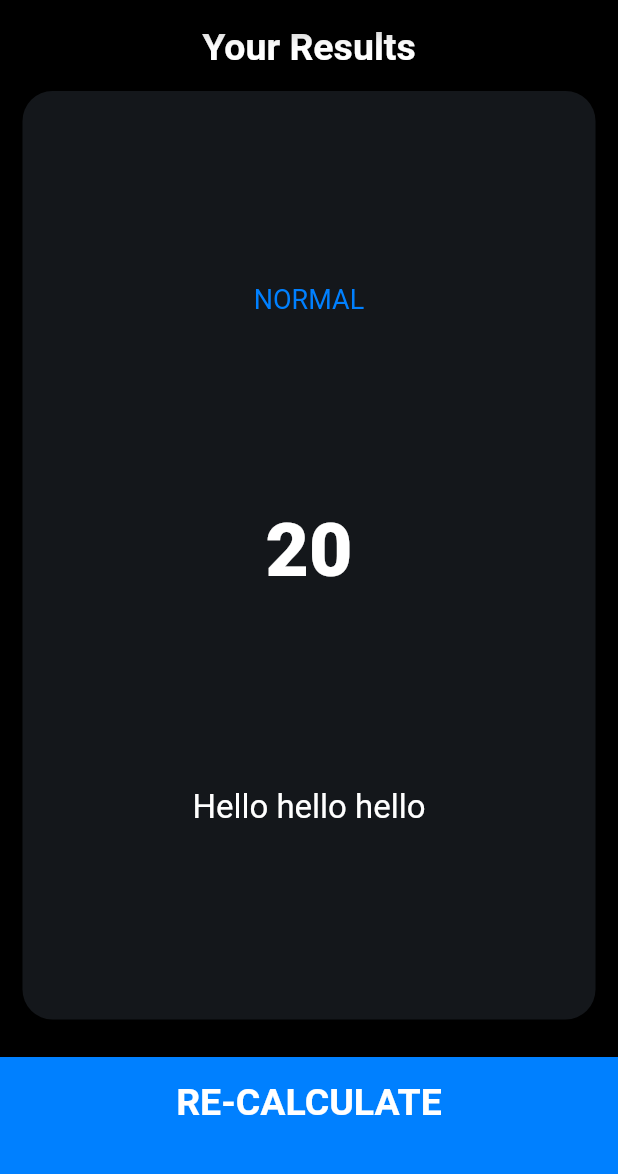
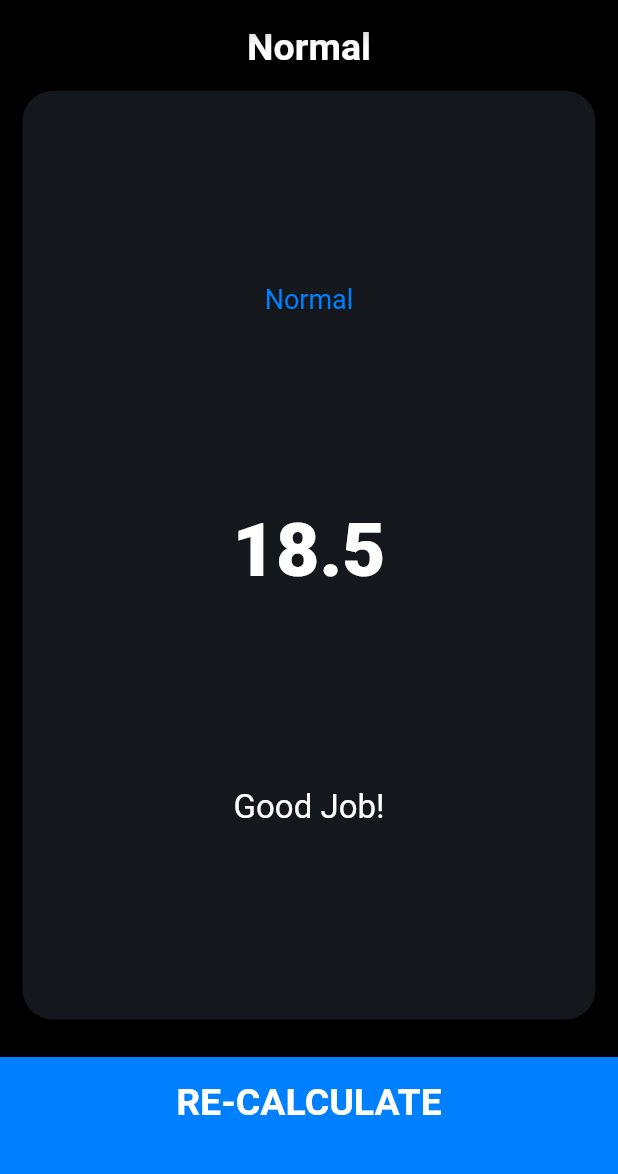
Before and after one commit to Himanshu93/bmi_calculator, a Flutter app: the screen it shows after launch, after a tap on "CALCULATE", on a phone screen of 412 x 824 dp, the part 59-1233 px from its top. Run offline on Flutter 3.47's test engine with Material 2 defaults, Android fonts, the phone set to English and light mode, and no system bars; our stand-ins replace font_awesome_flutter.

Commit message:
final commit

```diff
--- /dev/null
+++ b/lib/calculator_brain.dart
@@ -0,0 +1,35 @@
+import 'dart:math';
+
+class CalculatorBrain {
+  final int height;
+  final int weight;
+
+  double _bmi;
+
+  CalculatorBrain({this.height, this.weight});
+
+  String calculateBMI() {
+    _bmi = (weight / pow(height / 100, 2));
+    return _bmi.toStringAsFixed(1);
+  }
+
+  String getResult() {
+    if (_bmi >= 25) {
+      return 'Overweight';
+    } else if (_bmi >= 18.5) {
+      return 'Normal';
+    } else {
+      return 'Underweight';
+    }
+  }
+
+  String getInterpretation() {
+    if (_bmi >= 25) {
+      return 'Exercise more!';
+    } else if (_bmi >= 18.5) {
+      return 'Good Job!';
+    } else {
+      return 'Eat more!';
+    }
+  }
+}
--- a/lib/main.dart
+++ b/lib/main.dart
@@ -1,8 +1,8 @@
+
 import 'package:bmi_calculator/constants.dart';
+import 'package:bmi_calculator/pages/input_page.dart';
 import 'package:flutter/cupertino.dart';
 import 'package:flutter/material.dart';
-import 'package:bmi_calculator/pages/input_page.dart';
-import 'package:bmi_calculator/pages/result_page.dart';
 
 void main() => runApp(BMICalculator());
 
@@ -15,17 +15,21 @@ class BMICalculator extends StatelessWidget {
           scaffoldBackgroundColor: Color(0xFF000000),
           sliderTheme: SliderTheme.of(context).copyWith(
             activeTrackColor: Colors.white,
-          thumbShape: RoundSliderThumbShape(enabledThumbRadius:15 , disabledThumbRadius:15),
+            thumbShape: RoundSliderThumbShape(
+                enabledThumbRadius: 15, disabledThumbRadius: 15),
             overlayShape: RoundSliderOverlayShape(overlayRadius: 30),
             thumbColor: kAccentColor,
             inactiveTrackColor: kInactiveSliderColor,
-        )
+          )),
+      home: InputPage(),
+      /* routes: {
+        '/': (context) => InputPage(),
+        '/result': (context) => ResultPage(
+              bmiResult: CalculatorBrain().calculateBMI(),
+              resultText: CalculatorBrain().getResult(),
+              interpretation: CalculatorBrain().getInterpretation(),
             ),
-      initialRoute: '/',
-      routes: {
-        '/': (context) => InputPage(),
-        '/result': (context) => ResultPage(),
-      },
+      } */
     );
   }
 }
--- a/lib/pages/input_page.dart
+++ b/lib/pages/input_page.dart
@@ -6,6 +6,8 @@ import 'package:bmi_calculator/components/reusable_card.dart';
 import 'package:bmi_calculator/constants.dart';
 import 'package:bmi_calculator/components/icon_content.dart';
 import 'package:bmi_calculator/components/round_icon_button.dart';
+import 'package:bmi_calculator/calculator_brain.dart';
+import 'package:bmi_calculator/pages/result_page.dart';
 
 enum Gender { male, female }
 
@@ -198,7 +200,18 @@ class _InputPageState extends State<InputPage> {
           BottomButton(
             buttonTitle: 'CALCULATE',
             onTap: () {
-              Navigator.pushNamed(context, '/result');
+              CalculatorBrain calc =
+                  CalculatorBrain(height: this.height, weight: this.weight);
+              Navigator.push(
+                context,
+                MaterialPageRoute(
+                  builder: (context) => ResultPage(
+                    bmiResult: calc.calculateBMI(),
+                    resultText: calc.getResult(),
+                    interpretation: calc.getInterpretation(),
+                  ),
+                ),
+              );
             },
           )
         ],
--- a/lib/pages/result_page.dart
+++ b/lib/pages/result_page.dart
@@ -4,7 +4,11 @@ import 'package:flutter/material.dart';
 import 'package:bmi_calculator/components/bottom_button.dart';
 
 class ResultPage extends StatelessWidget {
-  final int bmi = 20;
+  final String bmiResult;
+  final String resultText;
+  final String interpretation;
+
+  ResultPage({ this.bmiResult,  this.resultText,  this.interpretation});
 
   @override
   Widget build(BuildContext context) {
@@ -16,7 +20,7 @@ class ResultPage extends StatelessWidget {
         mainAxisAlignment: MainAxisAlignment.spaceBetween,
         children: [
           Text(
-            'Your Results',
+            resultText,
             style: kBottomContainerTextStyle,
           ),
           Expanded(
@@ -28,18 +32,18 @@ class ResultPage extends StatelessWidget {
                 children: [
                   Center(
                     child: Text(
-                      'NORMAL',
+                      resultText,
                       style: kLabelTextStyle,
                     ),
                   ),
                   Center(
                     child: Text(
-                      bmi.toString(),
+                      bmiResult,
                       style: kNumberTextStyle,
                     ),
                   ),
                   Text(
-                    'Hello hello hello',
+                    interpretation,
                     style: kBodyTextStyle,
                     textAlign: TextAlign.center,
                   ),
```
Lines whose indentation alone changed are shown as unchanged.
